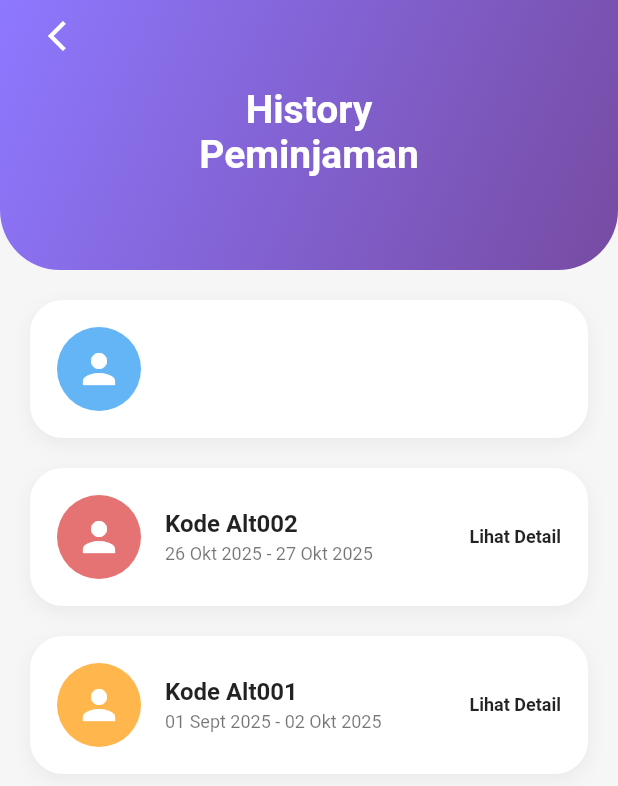
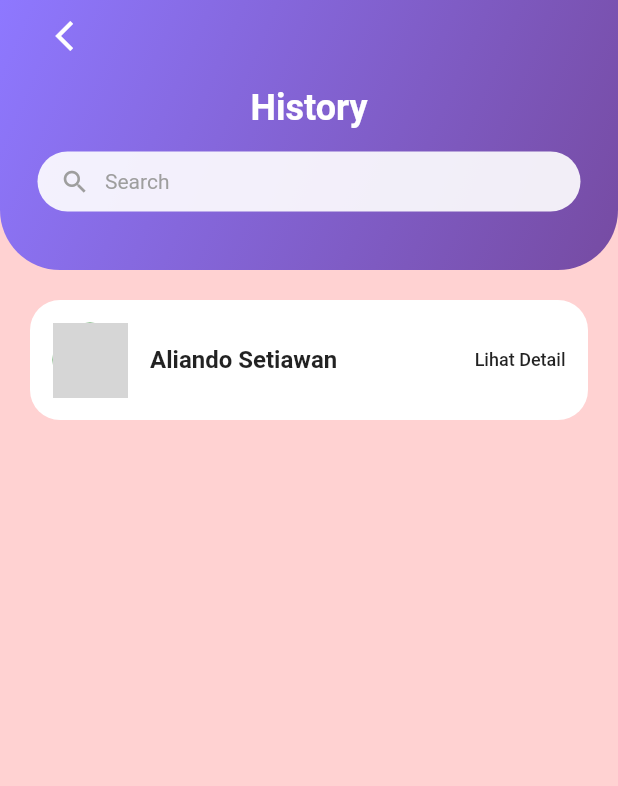
Before and after one commit to dinalailil/pbl_peminjamanalatlab, a Flutter app: the HistoryPeminjamanScreen screen opened directly, on a phone screen of 412 x 824 dp. Shown: the top 786 px of the screen. Run offline on Flutter 3.47's test engine with Material 3 defaults, Android fonts, the phone set to English and light mode, and no system bars; our stand-ins replace cloud_firestore, firebase_auth, firebase_core, image_picker; accounts and stored records are empty; grey boxes are pictures that could not be loaded.

Commit message:
Update main dan history peminjaman

```diff
--- a/lib/screens/admin/history_peminjaman_screen.dart
+++ b/lib/screens/admin/history_peminjaman_screen.dart
@@ -1,4 +1,5 @@
 import 'package:flutter/material.dart';
+import 'detail_peminjaman_screen.dart';
 
 class HistoryPeminjamanScreen extends StatelessWidget {
   const HistoryPeminjamanScreen({super.key});
@@ -6,21 +7,18 @@ class HistoryPeminjamanScreen extends StatelessWidget {
   @override
   Widget build(BuildContext context) {
     return Scaffold(
-      backgroundColor: const Color(0xFFF6F6F6),
+      backgroundColor: const Color(0xFFFFD2D2),
       body: Column(
         children: [
-          // ================== HEADER ==================
+          // HEADER
           Container(
             width: double.infinity,
             height: 180,
             decoration: const BoxDecoration(
               gradient: LinearGradient(
+                colors: [Color(0xFF8E78FF), Color(0xFF764BA2)],
                 begin: Alignment.topLeft,
                 end: Alignment.bottomRight,
-                colors: [
-                  Color(0xFF8E78FF),
-                  Color(0xFF764BA2),
-                ],
               ),
               borderRadius: BorderRadius.only(
                 bottomLeft: Radius.circular(40),
@@ -29,63 +27,64 @@ class HistoryPeminjamanScreen extends StatelessWidget {
             ),
             child: SafeArea(
               child: Padding(
-                padding: const EdgeInsets.symmetric(horizontal: 20),
+                padding: const EdgeInsets.symmetric(horizontal: 25),
                 child: Column(
-                  crossAxisAlignment: CrossAxisAlignment.center,
-                  children: [
-                    Row(
+                  crossAxisAlignment: CrossAxisAlignment.start,
                   children: [
                     IconButton(
                       onPressed: () => Navigator.pop(context),
-                          icon: const Icon(Icons.arrow_back_ios,
-                              color: Colors.white),
+                      icon: const Icon(Icons.arrow_back_ios, color: Colors.white),
+                    ),
+                    const SizedBox(height: 10),
+                    const Center(
+                      child: Text(
+                        "History",
+                        style: TextStyle(
+                          color: Colors.white,
+                          fontSize: 24,
+                          fontWeight: FontWeight.bold,
+                        ),
+                      ),
+                    ),
+                    const SizedBox(height: 15),
+
+                    // SEARCH BAR
+                    Container(
+                      padding: const EdgeInsets.symmetric(horizontal: 15),
+                      height: 40,
+                      decoration: BoxDecoration(
+                        color: Colors.white.withOpacity(0.9),
+                        borderRadius: BorderRadius.circular(20),
+                      ),
+                      child: const Row(
+                        children: [
+                          Icon(Icons.search, size: 20, color: Colors.grey),
+                          SizedBox(width: 10),
+                          Text(
+                            "Search",
+                            style: TextStyle(color: Colors.grey),
                           ),
                         ],
                       ),
-                    const SizedBox(height: 10),
-                    const Text(
-                      "History\nPeminjaman",
-                      textAlign: TextAlign.center,
-                      style: TextStyle(
-                        color: Colors.white,
-                        fontSize: 26,
-                        fontWeight: FontWeight.bold,
-                      ),
-                    ),
+                    )
                   ],
                 ),
               ),
             ),
           ),
 
-          // ================== LIST ==================
+          // LIST NAMA PEMINJAM
           Expanded(
-            child: ListView(
+            child: Padding(
               padding: const EdgeInsets.all(20),
+              child: Column(
                 children: [
-                _buildPeminjamanCard(
-                  avatarColor: Colors.blue.shade300,
-                  kode: "",
-                  tanggal: "",
-                  withText: false,
-                ),
-
-                const SizedBox(height: 20),
-
-                _buildPeminjamanCard(
-                  avatarColor: Colors.red.shade300,
-                  kode: "Kode Alt002",
-                  tanggal: "26 Okt 2025 - 27 Okt 2025",
-                ),
-
-                const SizedBox(height: 20),
-
-                _buildPeminjamanCard(
-                  avatarColor: Colors.orange.shade300,
-                  kode: "Kode Alt001",
-                  tanggal: "01 Sept 2025 - 02 Okt 2025",
+                  _peminjamCard(
+                    context,
+                    nama: "Aliando Setiawan",
                   ),
                 ],
+              ),
             ),
           ),
         ],
@@ -93,70 +92,45 @@ class HistoryPeminjamanScreen extends StatelessWidget {
     );
   }
 
-  // ================== CARD COMPONENT ==================
-  Widget _buildPeminjamanCard({
-    required Color avatarColor,
-    required String kode,
-    required String tanggal,
-    bool withText = true,
-  }) {
-    return Container(
-      padding: const EdgeInsets.all(18),
+  Widget _peminjamCard(BuildContext context, {required String nama}) {
+    return GestureDetector(
+      onTap: () {
+        Navigator.push(
+          context,
+          MaterialPageRoute(
+            builder: (_) => DetailPeminjamanScreen(
+              nama: nama,
+            ),
+          ),
+        );
+      },
+      child: Container(
+        padding: const EdgeInsets.all(15),
         decoration: BoxDecoration(
           color: Colors.white,
-        borderRadius: BorderRadius.circular(22),
-        boxShadow: [
-          BoxShadow(
-            color: Colors.grey.withOpacity(0.15),
-            blurRadius: 10,
-            offset: const Offset(0, 4),
-          )
-        ],
+          borderRadius: BorderRadius.circular(20),
         ),
         child: Row(
           children: [
-          // Avatar
-          CircleAvatar(
-            radius: 28,
-            backgroundColor: avatarColor,
-            child: const Icon(Icons.person, color: Colors.white, size: 32),
+            const CircleAvatar(
+              radius: 25,
+              backgroundImage: AssetImage("assets/profile.png"),
             ),
-
-          const SizedBox(width: 16),
-
-          // Keterangan
-          Expanded(
-            child: withText
-                ? Column(
-                    crossAxisAlignment: CrossAxisAlignment.start,
-                    children: [
+            const SizedBox(width: 15),
             Text(
-                        kode,
+              nama,
               style: const TextStyle(
-                            fontSize: 16, fontWeight: FontWeight.w700),
+                fontSize: 16,
+                fontWeight: FontWeight.w600,
               ),
-                      const SizedBox(height: 4),
-                      Text(
-                        tanggal,
-                        style: const TextStyle(
-                            fontSize: 12, color: Colors.black54),
-                      )
-                    ],
-                  )
-                : const SizedBox(),
             ),
-
-          // Lihat Detail
-          if (withText)
+            const Spacer(),
             const Text(
               "Lihat Detail",
-              style: TextStyle(
-                fontSize: 12,
-                fontWeight: FontWeight.w600,
-                color: Colors.black87,
-              ),
+              style: TextStyle(fontSize: 12, fontWeight: FontWeight.w500),
             ),
           ],
+        ),
       ),
     );
   }
```
Also changed, not shown: lib/main.dart (+10 -8 lines), lib/screens/admin/detail_peminjaman_screen.dart (added, +127 -0 lines). Lines whose indentation alone changed are shown as unchanged.
